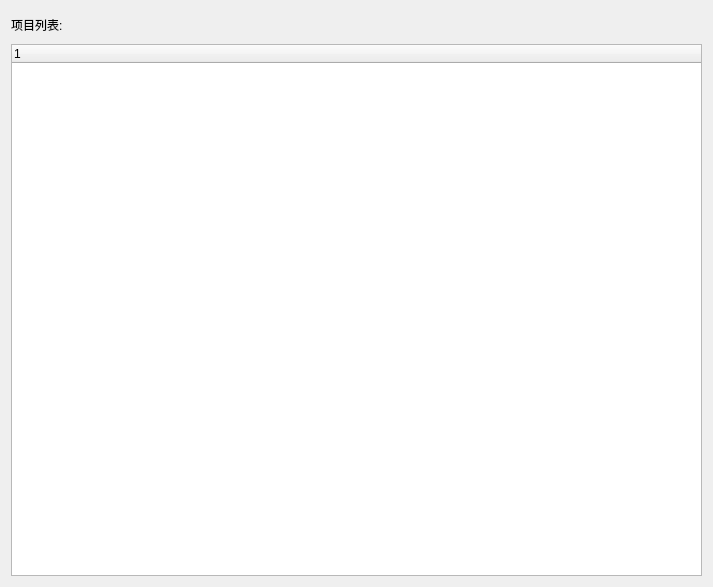
Qt form protree.ui (zombieQQ/Album_QT) before a commit.
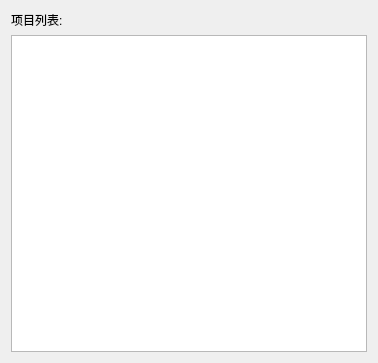
The same form after that commit. Custom widgets are drawn as their Qt base class.

The edit to the form file:
```diff
--- a/protree.ui
+++ b/protree.ui
@@ -1,21 +1,36 @@
 <?xml version="1.0" encoding="UTF-8"?>
 <ui version="4.0">
  <class>ProTree</class>
- <widget class="QDialog" name="ProTree">
+ <widget class="QWidget" name="ProTree">
   <property name="geometry">
    <rect>
     <x>0</x>
     <y>0</y>
-    <width>713</width>
-    <height>587</height>
+    <width>378</width>
+    <height>363</height>
    </rect>
   </property>
+  <property name="minimumSize">
+   <size>
+    <width>378</width>
+    <height>0</height>
+   </size>
+  </property>
+  <property name="maximumSize">
+   <size>
+    <width>378</width>
+    <height>16777215</height>
+   </size>
+  </property>
   <property name="windowTitle">
    <string>Dialog</string>
   </property>
-  <layout class="QVBoxLayout" name="verticalLayout_3">
+  <property name="styleSheet">
+   <string notr="true"/>
+  </property>
+  <layout class="QVBoxLayout" name="verticalLayout_4">
    <item>
-    <layout class="QVBoxLayout" name="verticalLayout_2" stretch="1,20">
+    <layout class="QVBoxLayout" name="verticalLayout" stretch="1,20">
      <item>
       <widget class="QLabel" name="label_pro">
        <property name="text">
@@ -25,6 +40,12 @@
      </item>
      <item>
       <widget class="ProTreeWidget" name="treeWidget">
+       <property name="headerHidden">
+        <bool>true</bool>
+       </property>
+       <attribute name="headerVisible">
+        <bool>false</bool>
+       </attribute>
        <column>
         <property name="text">
          <string notr="true">1</string>
```
Left out of the diff: 4 changed lines with no effect on the pictures.
